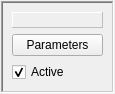
This is src/gui/ComponentWidget.ui in CompEphys-team/stdpc as Qt 5 draws it before an edit. The edited form follows.
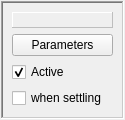
This is the edited form.

Commit message: Settling, part 8: Conductance interface

```diff
--- a/src/gui/ComponentWidget.ui
+++ b/src/gui/ComponentWidget.ui
@@ -6,8 +6,8 @@
    <rect>
     <x>0</x>
     <y>0</y>
-    <width>115</width>
-    <height>91</height>
+    <width>125</width>
+    <height>114</height>
    </rect>
   </property>
   <property name="windowTitle">
@@ -95,6 +95,16 @@
         </property>
        </widget>
       </item>
+      <item row="3" column="0">
+       <widget class="QCheckBox" name="activeSettling">
+        <property name="toolTip">
+         <string>&lt;html&gt;&lt;head/&gt;&lt;body&gt;&lt;p&gt;Check to allow this conductance to output currents during settling. If left unchecked, the internal state is settled without applying the resulting currents or synaptic plasticity.&lt;/p&gt;&lt;/body&gt;&lt;/html&gt;</string>
+        </property>
+        <property name="text">
+         <string>when settling</string>
+        </property>
+       </widget>
+      </item>
      </layout>
     </widget>
    </item>
```
The commit also changes 4 other files.
